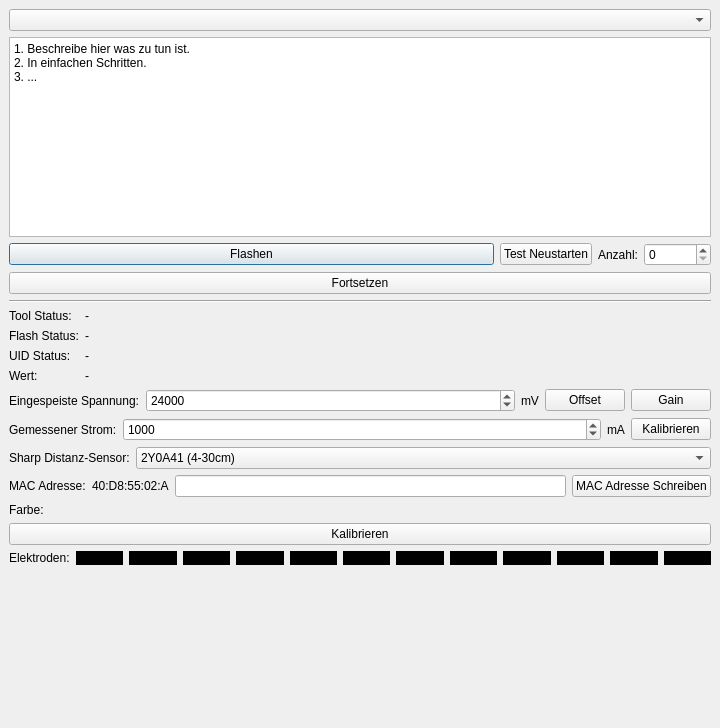
Before: the Qt Designer form src/flash-test/ui/mainwindow.ui in Tinkerforge/flash-test, drawn with Qt 5.
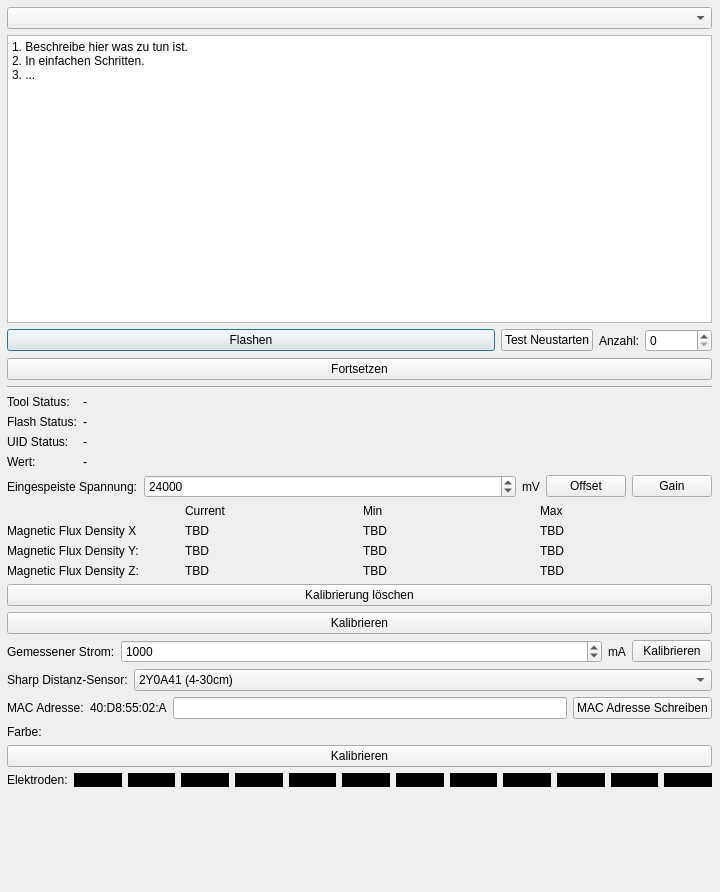
After: the same form once the commit is applied.

Commit message: Add calibration to Compass Bricklet.

```diff
--- a/src/flash-test/ui/mainwindow.ui
+++ b/src/flash-test/ui/mainwindow.ui
@@ -7,17 +7,24 @@
     <x>0</x>
     <y>0</y>
     <width>720</width>
-    <height>728</height>
+    <height>892</height>
    </rect>
   </property>
   <property name="windowTitle">
    <string>Tinkerforge Flash und Test</string>
   </property>
   <widget class="QWidget" name="centralwidget">
+   <widget class="QWidget" name="">
+    <property name="geometry">
+     <rect>
+      <x>7</x>
+      <y>7</y>
+      <width>705</width>
+      <height>1067</height>
+     </rect>
+    </property>
    <layout class="QVBoxLayout" name="verticalLayout">
     <item>
-     <layout class="QVBoxLayout" name="layout_right">
-      <item>
        <widget class="QComboBox" name="combo_device"/>
       </item>
       <item>
@@ -234,6 +241,129 @@
         </item>
        </layout>
       </item>
+     <item>
+      <layout class="QGridLayout" name="compass_layout">
+       <item row="5" column="0" colspan="4">
+        <widget class="QPushButton" name="button_calibration_save">
+         <property name="text">
+          <string>Kalibrieren</string>
+         </property>
+        </widget>
+       </item>
+       <item row="0" column="2">
+        <widget class="QLabel" name="label_19">
+         <property name="text">
+          <string>Min</string>
+         </property>
+        </widget>
+       </item>
+       <item row="0" column="3">
+        <widget class="QLabel" name="label_20">
+         <property name="text">
+          <string>Max</string>
+         </property>
+        </widget>
+       </item>
+       <item row="3" column="2">
+        <widget class="QLabel" name="label_z_min">
+         <property name="text">
+          <string>TBD</string>
+         </property>
+        </widget>
+       </item>
+       <item row="1" column="1">
+        <widget class="QLabel" name="label_x_cur">
+         <property name="text">
+          <string>TBD</string>
+         </property>
+        </widget>
+       </item>
+       <item row="3" column="1">
+        <widget class="QLabel" name="label_z_cur">
+         <property name="text">
+          <string>TBD</string>
+         </property>
+        </widget>
+       </item>
+       <item row="0" column="1">
+        <widget class="QLabel" name="label_18">
+         <property name="text">
+          <string>Current</string>
+         </property>
+        </widget>
+       </item>
+       <item row="2" column="3">
+        <widget class="QLabel" name="label_y_max">
+         <property name="text">
+          <string>TBD</string>
+         </property>
+        </widget>
+       </item>
+       <item row="1" column="3">
+        <widget class="QLabel" name="label_x_max">
+         <property name="text">
+          <string>TBD</string>
+         </property>
+        </widget>
+       </item>
+       <item row="1" column="0">
+        <widget class="QLabel" name="label_16">
+         <property name="text">
+          <string>Magnetic Flux Density X</string>
+         </property>
+        </widget>
+       </item>
+       <item row="2" column="2">
+        <widget class="QLabel" name="label_y_min">
+         <property name="text">
+          <string>TBD</string>
+         </property>
+        </widget>
+       </item>
+       <item row="1" column="2">
+        <widget class="QLabel" name="label_x_min">
+         <property name="text">
+          <string>TBD</string>
+         </property>
+        </widget>
+       </item>
+       <item row="3" column="0">
+        <widget class="QLabel" name="label_15">
+         <property name="text">
+          <string>Magnetic Flux Density Z:</string>
+         </property>
+        </widget>
+       </item>
+       <item row="2" column="0">
+        <widget class="QLabel" name="label_13">
+         <property name="text">
+          <string>Magnetic Flux Density Y:</string>
+         </property>
+        </widget>
+       </item>
+       <item row="3" column="3">
+        <widget class="QLabel" name="label_z_max">
+         <property name="text">
+          <string>TBD</string>
+         </property>
+        </widget>
+       </item>
+       <item row="2" column="1">
+        <widget class="QLabel" name="label_y_cur">
+         <property name="text">
+          <string>TBD</string>
+         </property>
+        </widget>
+       </item>
+       <item row="4" column="0" colspan="4">
+        <widget class="QPushButton" name="button_calibration_remove">
+         <property name="text">
+          <string>Kalibrierung löschen</string>
+         </property>
+        </widget>
+       </item>
+      </layout>
+     </item>
       <item>
        <layout class="QHBoxLayout" name="voltage_current_layout">
         <item>
@@ -528,15 +658,14 @@
         </property>
         <property name="sizeHint" stdset="0">
          <size>
-          <width>20</width>
-          <height>40</height>
+         <width>703</width>
+         <height>13</height>
          </size>
         </property>
        </spacer>
       </item>
      </layout>
-    </item>
-   </layout>
+   </widget>
   </widget>
  </widget>
  <resources/>
```
Lines whose indentation alone changed are shown as unchanged. The commit also changes 2 other files.
